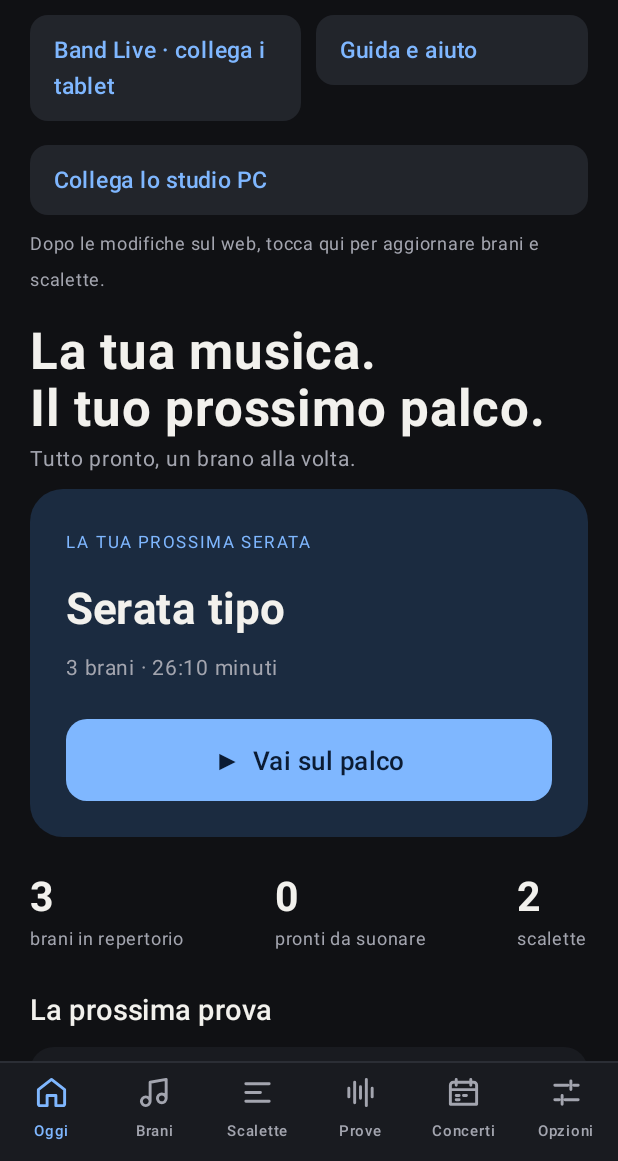
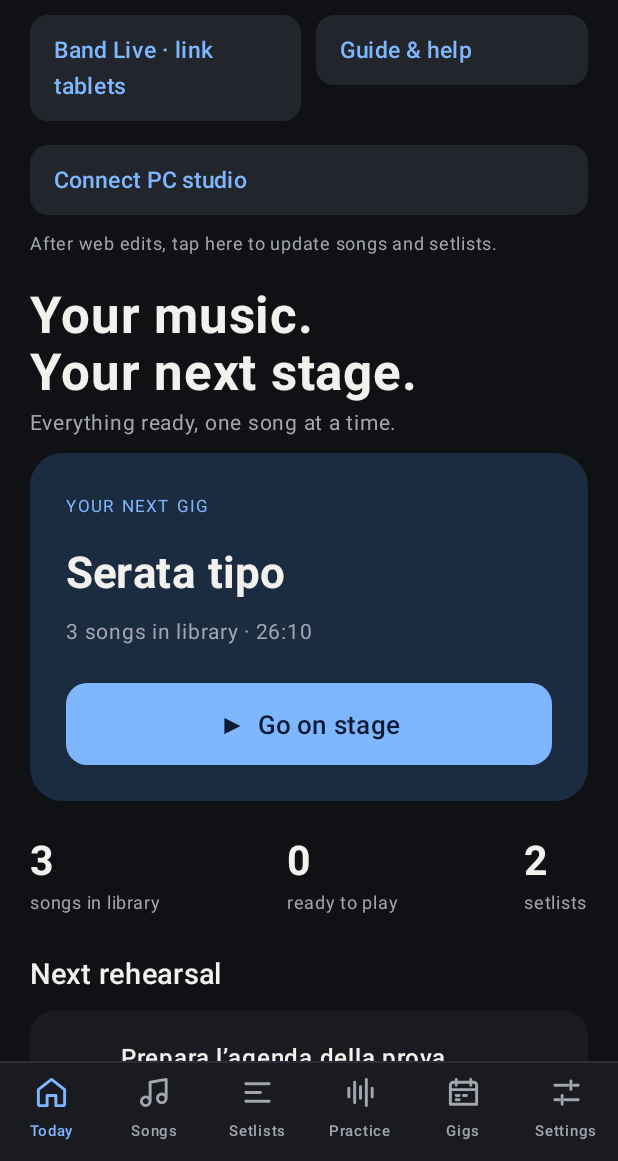
Before and after one commit to RobyPisco/StagePilot, an Android app built with Jetpack Compose: the screen it shows after launch (MainActivity), on a phone screen of 412 x 824 dp, the part 75-1236 px from its top. Run offline under Robolectric (Android 15) with nearby library versions, the phone set to English and light mode, and no system bars; pictures from the network do not load; 3 statements that could not run were skipped.

Commit message:
Multilingua (IT/EN/ES/FR/PT), guida adattata al tema Giorno, nome backup StagePilot e STATUS.md

```diff
--- a/app/src/main/java/it/stagepilot/app/data/Model.kt
+++ b/app/src/main/java/it/stagepilot/app/data/Model.kt
@@ -124,6 +124,8 @@ data class Options(
     val pedal: String = "song",
     /** "dark" (Palco) oppure "light" (Giorno) */
     val theme: String = "dark",
+    /** "auto", "it", "en", "es", "fr", "pt" */
+    val lang: String = "auto",
     val sort: String = "add",
     val liveSet: String = "",
     val liveIndex: Int = 0,
--- a/app/src/main/java/it/stagepilot/app/data/Normalize.kt
+++ b/app/src/main/java/it/stagepilot/app/data/Normalize.kt
@@ -49,6 +49,7 @@ fun normalizeOptions(o: Options): Options = o.copy(
     fs = clampInt(o.fs, 14, 48),
     pedal = if (o.pedal == "page") "page" else "song",
     theme = if (o.theme == "light") "light" else "dark",
+    lang = if (o.lang in listOf("auto", "it", "en", "es", "fr", "pt")) o.lang else "auto",
 )
 
 /** Un database sempre utilizzabile: almeno un gruppo, gruppo corrente valido. */
--- a/app/src/main/java/it/stagepilot/app/ui/Common.kt
+++ b/app/src/main/java/it/stagepilot/app/ui/Common.kt
@@ -118,12 +118,12 @@ fun TabBar(selected: Int, onSelect: (Int) -> Unit) {
         Box(Modifier.fillMaxWidth().height(1.dp).background(Palco.Line))
         Row(Modifier.fillMaxWidth()) {
             listOf(
-                Ic.Home to "Oggi",
-                Ic.Note to "Brani",
-                Ic.Struct to "Scalette",
-                Ic.Practice to "Prove",
-                Ic.Calendar to "Concerti",
-                Ic.Sliders to "Opzioni",
+                Ic.Home to Str.tabHome,
+                Ic.Note to Str.tabSongs,
+                Ic.Struct to Str.tabSets,
+                Ic.Practice to Str.tabPractice,
+                Ic.Calendar to Str.tabConcerts,
+                Ic.Sliders to Str.tabOptions,
             ).forEachIndexed { i, (icon, label) ->
                 val c = if (i == selected) Palco.Amber else Palco.Dim
                 Column(
--- a/app/src/main/java/it/stagepilot/app/ui/HomeScreen.kt
+++ b/app/src/main/java/it/stagepilot/app/ui/HomeScreen.kt
@@ -36,29 +36,29 @@ fun HomeScreen(db: DB, onStage: (String) -> Unit, onImport: () -> Unit, onConcer
         Column(Modifier.fillMaxSize().widthIn(max = 1000.dp).verticalScroll(rememberScrollState()).padding(bottom = 22.dp)) {
             BrandBar(band.name, onSettings)
             Row(Modifier.padding(horizontal=20.dp,vertical=8.dp).fillMaxWidth(),horizontalArrangement=Arrangement.spacedBy(10.dp)) {
-                GhostButton("Band Live · collega i tablet",Modifier.weight(1f),onClick=onBandLive)
-                GhostButton("Guida e aiuto",Modifier.weight(1f),onClick=onGuide)
+                GhostButton(Str.bandLiveBtn,Modifier.weight(1f),onClick=onBandLive)
+                GhostButton(Str.guideBtn,Modifier.weight(1f),onClick=onGuide)
             }
             Column(Modifier.fillMaxWidth().padding(horizontal = 20.dp, vertical = 8.dp)) {
-                GhostButton(if (pcBusy) "Sincronizzazione in corso…" else if (pcConfigured) "Sincronizza con il PC" else "Collega lo studio PC", Modifier.fillMaxWidth()) {
+                GhostButton(if (pcBusy) Str.syncBusy else if (pcConfigured) Str.syncNow else Str.connectPc, Modifier.fillMaxWidth()) {
                     if (!pcBusy) { if (pcConfigured) onSync() else onSettings() }
                 }
-                Text(pcStatus.ifBlank { "Dopo le modifiche sul web, tocca qui per aggiornare brani e scalette." }, color = Palco.Dim, fontFamily = Sans, fontSize = 12.sp, modifier = Modifier.padding(top = 7.dp))
+                Text(pcStatus.ifBlank { Str.syncHint }, color = Palco.Dim, fontFamily = Sans, fontSize = 12.sp, modifier = Modifier.padding(top = 7.dp))
             }
-            LargeTitle("La tua musica.\nIl tuo prossimo palco.", "Tutto pronto, un brano alla volta.")
+            LargeTitle(Str.homeTitle, Str.homeSub)
             Column(Modifier.padding(horizontal = 20.dp)) {
                 Column(Modifier.fillMaxWidth().clip(RoundedCornerShape(22.dp)).background(Palco.AmberDeep).padding(24.dp)) {
-                    Text(gig?.let { "${it.date} · ${it.time} · ${it.location}" } ?: "LA TUA PROSSIMA SERATA", color = Palco.Amber, fontFamily = Sans, fontSize = 11.sp, letterSpacing = 1.5.sp)
+                    Text(gig?.let { "${it.date} · ${it.time} · ${it.location}" } ?: Str.nextGigLabel, color = Palco.Amber, fontFamily = Sans, fontSize = 11.sp, letterSpacing = 1.5.sp)
                     Text(gig?.title ?: showSet?.name ?: "Prepara la prima scaletta", color = Palco.Ink, fontFamily = Sans, fontSize = 29.sp, fontWeight = FontWeight.Bold, modifier = Modifier.padding(top = 15.dp))
-                    Text("${prepared.tracks} brani · ${mmss(prepared.duration)}${if (prepared.missingDurations > 0) " + durate da definire" else " minuti"}", color = Palco.Dim, fontFamily = Sans, fontSize = 14.sp, modifier = Modifier.padding(top = 9.dp, bottom = 22.dp))
-                    AmberButton("▶  Vai sul palco", enabled = showSet?.items?.isNotEmpty() == true) { showSet?.let { onStage(it.id) } }
+                    Text("${prepared.tracks} ${Str.statSongs} · ${mmss(prepared.duration)}", color = Palco.Dim, fontFamily = Sans, fontSize = 14.sp, modifier = Modifier.padding(top = 9.dp, bottom = 22.dp))
+                    AmberButton(Str.goStage, enabled = showSet?.items?.isNotEmpty() == true) { showSet?.let { onStage(it.id) } }
                 }
                 Row(Modifier.fillMaxWidth().padding(vertical = 24.dp), horizontalArrangement = Arrangement.SpaceBetween) {
-                    Stat(band.songs.size.toString(), "brani in repertorio")
-                    Stat(ready.toString(), "pronti da suonare")
-                    Stat(band.sets.size.toString(), "scalette")
+                    Stat(band.songs.size.toString(), Str.statSongs)
+                    Stat(ready.toString(), Str.statReady)
+                    Stat(band.sets.size.toString(), Str.statSets)
                 }
-                Text("La prossima prova", color = Palco.Ink, fontFamily = Sans, fontSize = 19.sp, fontWeight = FontWeight.SemiBold, modifier = Modifier.padding(bottom = 12.dp))
+                Text(Str.nextPractice, color = Palco.Ink, fontFamily = Sans, fontSize = 19.sp, fontWeight = FontWeight.SemiBold, modifier = Modifier.padding(bottom = 12.dp))
                 Row(Modifier.fillMaxWidth().clip(RoundedCornerShape(16.dp)).background(Palco.Panel).clickable(onClick = onPractice).padding(19.dp), verticalAlignment = Alignment.CenterVertically) {
                     Icon(Ic.Note, null, tint = Palco.Purple, modifier = Modifier.size(26.dp))
                     Column(Modifier.weight(1f).padding(horizontal = 15.dp)) {
@@ -68,8 +68,8 @@ fun HomeScreen(db: DB, onStage: (String) -> Unit, onImport: () -> Unit, onConcer
                     Icon(Ic.Chevron, null, tint = Palco.Dim, modifier = Modifier.size(16.dp))
                 }
                 Row(Modifier.fillMaxWidth().padding(top = 17.dp), horizontalArrangement = Arrangement.spacedBy(10.dp)) {
-                    GhostButton("Importa un brano", Modifier.weight(1f), onClick = onImport)
-                    GhostButton("Prepara una serata", Modifier.weight(1f), onClick = onConcerts)
+                    GhostButton(Str.importSong, Modifier.weight(1f), onClick = onImport)
+                    GhostButton(Str.prepGig, Modifier.weight(1f), onClick = onConcerts)
                 }
             }
         }
--- /dev/null
+++ b/app/src/main/java/it/stagepilot/app/ui/I18n.kt
@@ -0,0 +1,123 @@
+package it.stagepilot.app.ui
+
+import androidx.compose.runtime.getValue
+import androidx.compose.runtime.mutableStateOf
+import androidx.compose.runtime.setValue
+import java.util.Locale
+
+val SUPPORTED_LANGS = listOf("auto", "it", "en", "es", "fr", "pt")
+
+/** Risolve la lingua effettiva ("it", "en", "es", "fr", "pt") a partire dalla
+ *  preferenza salvata e dalla lingua di sistema. */
+fun resolveLang(pref: String?, systemLang: String? = Locale.getDefault().language): String {
+    val p = (pref ?: "auto").lowercase(Locale.ROOT)
+    if (p in listOf("it", "en", "es", "fr", "pt")) return p
+    val sys = (systemLang ?: "en").lowercase(Locale.ROOT).take(2)
+    return if (sys in listOf("it", "en", "es", "fr", "pt")) sys else "en"
+}
+
+/** Stringhe reattive dell'interfaccia in 5 lingue (IT, EN, ES, FR, PT).
+ *  I ruoli salvati nel DB restano in italiano come chiavi; a schermo si traducono. */
+object Str {
+    var code by mutableStateOf("it"); private set
+
+    fun apply(pref: String?) {
+        code = resolveLang(pref)
+    }
+
+    private fun pick(it: String, en: String, es: String, fr: String, pt: String): String = when (code) {
+        "it" -> it
+        "es" -> es
+        "fr" -> fr
+        "pt" -> pt
+        else -> en
+    }
+
+    // Tabs
+    val tabHome get() = pick("Oggi", "Today", "Hoy", "Aujourd'hui", "Hoje")
+    val tabSongs get() = pick("Brani", "Songs", "Canciones", "Chansons", "Músicas")
+    val tabSets get() = pick("Scalette", "Setlists", "Listas", "Setlists", "Setlists")
+    val tabPractice get() = pick("Prove", "Practice", "Ensayos", "Répéts", "Ensaios")
+    val tabConcerts get() = pick("Concerti", "Gigs", "Conciertos", "Concerts", "Shows")
+    val tabOptions get() = pick("Opzioni", "Settings", "Ajustes", "Réglages", "Opções")
+
+    // Home
+    val bandLiveBtn get() = pick("Band Live · collega i tablet", "Band Live · link tablets", "Band Live · conectar tablets", "Band Live · relier tablettes", "Band Live · ligar tablets")
+    val guideBtn get() = pick("Guida e aiuto", "Guide & help", "Guía y ayuda", "Guide et aide", "Guia e ajuda")
+    val syncBusy get() = pick("Sincronizzazione in corso…", "Syncing…", "Sincronizando…", "Synchronisation…", "Sincronizando…")
+    val syncNow get() = pick("Sincronizza con il PC", "Sync with PC", "Sincronizar con PC", "Synchroniser avec le PC", "Sincronizar com o PC")
+    val connectPc get() = pick("Collega lo studio PC", "Connect PC studio", "Conectar estudio PC", "Relier le studio PC", "Ligar estúdio PC")
+    val syncHint get() = pick("Dopo le modifiche sul web, tocca qui per aggiornare brani e scalette.", "After web edits, tap here to update songs and setlists.", "Tras editar en la web, toca aquí para actualizar.", "Après des modifications web, touchez ici pour mettre à jour.", "Após editar na web, toque aqui para atualizar.")
+    val homeTitle get() = pick("La tua musica.\nIl tuo prossimo palco.", "Your music.\nYour next stage.", "Tu música.\nTu próximo escenario.", "Votre musique.\nVotre prochaine scène.", "Sua música.\nSeu próximo palco.")
+    val homeSub get() = pick("Tutto pronto, un brano alla volta.", "Everything ready, one song at a time.", "Todo listo, una canción a la vez.", "Tout est prêt, un morceau à la fois.", "Tudo pronto, uma música de cada vez.")
+    val nextGigLabel get() = pick("LA TUA PROSSIMA SERATA", "YOUR NEXT GIG", "TU PRÓXIMO CONCIERTO", "VOTRE PROCHAIN CONCERT", "SEU PRÓXIMO SHOW")
+    val goStage get() = pick("▶  Vai sul palco", "▶  Go on stage", "▶  Ir al escenario", "▶  Monter sur scène", "▶  Ir para o palco")
+    val statSongs get() = pick("brani in repertorio", "songs in library", "canciones", "morceaux", "músicas")
+    val statReady get() = pick("pronti da suonare", "ready to play", "listas para tocar", "prêts à jouer", "prontas")
+    val statSets get() = pick("scalette", "setlists", "listas", "setlists", "setlists")
+    val nextPractice get() = pick("La prossima prova", "Next rehearsal", "Próximo ensayo", "Prochaine répétition", "Próximo ensaio")
+    val importSong get() = pick("Importa un brano", "Import song", "Importar canción", "Importer un morceau", "Importar música")
+    val prepGig get() = pick("Prepara una serata", "Plan a gig", "Preparar concierto", "Préparer un concert", "Preparar um show")
+
+    // Settings
+    val optionsTitle get() = pick("Opzioni", "Settings", "Ajustes", "Réglages", "Opções")
+    val optionsSub get() = pick("Gruppo, scalette, lettura, guida e backup", "Band, setlists, reading, guide & backup", "Banda, listas, lectura, guía y respaldo", "Groupe, setlists, lecture, guide et sauvegarde", "Banda, setlists, leitura, guia e backup")
+    val guideCardTitle get() = pick("Guida interna e aiuto", "Built-in guide & help", "Guía interna y ayuda", "Guide intégré et aide", "Guia interno e ajuda")
+    val guideCardSub get() = pick("Spiega tutte le funzioni: palco, pedale, PDF, Band Live, dossier e backup.", "Explains all features: stage, pedal, PDF, Band Live, dossier & backup.", "Explica todas las funciones: escenario, pedal, PDF, Band Live y respaldo.", "Explique toutes les fonctions : scène, pédale, PDF, Band Live et sauvegarde.", "Explica todas as funções: palco, pedal, PDF, Band Live e backup.")
+    val secBand get() = pick("Gruppo", "Band", "Banda", "Groupe", "Banda")
+    val secSets get() = pick("Scalette", "Setlists", "Listas", "Setlists", "Setlists")
+    val secReading get() = pick("Come si legge", "Reading & stage", "Lectura y escenario", "Lecture et scène", "Leitura e palco")
+    val secBackup get() = pick("Backup", "Backup", "Respaldo", "Sauvegarde", "Backup")
+    val secStudio get() = pick("Studio web", "Web studio", "Estudio web", "Studio web", "Estúdio web")
+    val langLabel get() = pick("Lingua dell'interfaccia", "App language", "Idioma de la app", "Langue de l'application", "Idioma do app")
+    val langAuto get() = pick("Auto", "Auto", "Auto", "Auto", "Auto")
+    val themeHint get() = pick("Tema dell'app: Palco al buio, Giorno ad alto contrasto per esterni", "App theme: Stage for dark venues, Day high-contrast for outdoors", "Tema: Escenario para oscuridad, Día alto contraste para exterior", "Thème : Scène pour le noir, Jour contraste élevé en extérieur", "Tema: Palco no escuro, Dia alto contraste para externos")
+    val themeDark get() = pick("Palco (scuro)", "Stage (dark)", "Escenario (oscuro)", "Scène (sombre)", "Palco (escuro)")
+    val themeLight get() = pick("Giorno (chiaro)", "Day (light)", "Día (claro)", "Jour (clair)", "Dia (claro)")
+    val notationHint get() = pick("Notazione degli accordi", "Chord notation", "Notación de acordes", "Notation des accords", "Notação de acordes")
+    val accidHint get() = pick("Alterazioni: automatiche scelgono dalla tonalità (Si♭ in Fa, La# in Mi)", "Accidentals: automatic picks from key (B♭ in F, C# in D)", "Alteraciones: automáticas según la tonalidad", "Altérations : automatiques selon la tonalité", "Alterações: automáticas conforme a tonalidade")
+    val accidAuto get() = pick("Automatiche", "Automatic", "Automáticas", "Automatiques", "Automáticas")
+    val accidSharp get() = pick("Diesis", "Sharps", "Sostenidos", "Dièses", "Sustenidos")
+    val accidFlat get() = pick("Bemolli", "Flats", "Bemoles", "Bémols", "Bemóis")
+    val liveTextSize get() = pick("Corpo del testo in live", "Live text size", "Tamaño en vivo", "Taille en scène", "Tamanho ao vivo")
+    val togBar get() = pick("Barra dei sei comandi", "Six-button bar", "Barra de seis botones", "Barre à six boutons", "Barra de seis botões")
+    val togTimer get() = pick("Cronometro del set", "Set timer", "Cronómetro del set", "Chrono du set", "Cronômetro do set")
+    val togPulse get() = pick("Lampeggio dei BPM", "BPM visual pulse", "Pulso visual BPM", "Clignotement BPM", "Pulso visual BPM")
+    val togClick get() = pick("Click del metronomo", "Metronome click", "Clic del metrónomo", "Clic du métronome", "Clique do metrônomo")
+    val togCaps get() = pick("Testo in maiuscolo", "Uppercase lyrics", "Letra en mayúsculas", "Paroles en majuscules", "Letra em maiúsculas")
+    val togRoots get() = pick("Solo le note fondamentali", "Roots only", "Solo fundamentales", "Fondamentales seules", "Apenas fundamentais")
+    val togPlain get() = pick("Solo testo", "Lyrics only", "Solo letra", "Paroles seules", "Apenas letra")
+    val pedalHint get() = pick("Pedale Bluetooth / tastiera (frecce destra/sinistra e PagSu/PagGiù)", "Bluetooth pedal / keyboard (left/right arrows & PageUp/PageDown)", "Pedal Bluetooth / teclado (flechas izq/der y RePág/AvPág)", "Pédale Bluetooth / clavier (flèches gauche/droite et PageHaut/Bas)", "Pedal Bluetooth / teclado (setas esq/dir e PageUp/PageDown)")
+    val pedalSong get() = pick("Brano prec / succ", "Prev / next song", "Canción ant / sig", "Morceau préc / suiv", "Música ant / próx")
+    val pedalPage get() = pick("Scorri pagina", "Scroll half page", "Desplazar página", "Défiler demi-page", "Rolar meia página")
+    val exportBtn get() = pick("Esporta", "Export", "Exportar", "Exporter", "Exportar")
+    val importBtn get() = pick("Importa", "Import", "Importar", "Importer", "Importar")
+    val undoBtn get() = pick("Annulla ultima modifica", "Undo last change", "Deshacer último cambio", "Annuler la dernière modif", "Desfazer última alteração")
+
+    // Editor
+    val newSong get() = pick("Nuovo brano", "New song", "Nueva canción", "Nouveau morceau", "Nova música")
+    val editSong get() = pick("Modifica brano", "Edit song", "Editar canción", "Modifier le morceau", "Editar música")
+    val saveUpper get() = pick("SALVA", "SAVE", "GUARDAR", "SAUVER", "SALVAR")
+    val editMode get() = pick("Modifica", "Edit", "Editar", "Modifier", "Editar")
+    val previewMode get() = pick("Anteprima", "Preview", "Vista previa", "Aperçu", "Prévia")
+    val discardTitle get() = pick("Modifiche non salvate", "Unsaved changes", "Cambios sin guardar", "Modifications non sauvées", "Alterações não salvas")
+    val discardBtn get() = pick("Esci senza salvare", "Discard", "Salir sin guardar", "Quitter sans sauver", "Sair sem salvar")
+    val discardMsg get() = pick("Ci sono modifiche aperte su questo brano. Se esci adesso andranno perse.", "This song has unsaved changes. Leaving now will discard them.", "Hay cambios sin guardar en esta canción. Si sales ahora se perderán.", "Ce morceau a des modifications non sauvées. Elles seront perdues.", "Há alterações não salvas nesta música. Se sair agora serão perdidas.")
+
+    // Share dialog
+    val shareTitle get() = pick("Condividi la scaletta", "Share setlist", "Compartir lista", "Partager la setlist", "Compartilhar setlist")
+    val sharePdf get() = pick("PDF da palco (A4)", "Stage PDF (A4)", "PDF de escenario (A4)", "PDF de scène (A4)", "PDF de palco (A4)")
+    val shareText get() = pick("Solo elenco (testo)", "Text list only", "Solo lista (texto)", "Liste texte seule", "Apenas lista (texto)")
+
+    // Roles (DB keys stay Italian, UI translates cleanly)
+    fun role(r: String): String = when (r) {
+        "Tutti" -> pick("Tutti", "Everyone", "Todos", "Tous", "Todos")
+        "Voce" -> pick("Voce", "Vocals", "Voz", "Chant", "Voz")
+        "Chitarra" -> pick("Chitarra", "Guitar", "Guitarra", "Guitare", "Guitarra")
+        "Basso" -> pick("Basso", "Bass", "Bajo", "Basse", "Baixo")
+        "Tastiere" -> pick("Tastiere", "Keys", "Teclados", "Claviers", "Teclados")
+        "Batteria" -> pick("Batteria", "Drums", "Batería", "Batterie", "Bateria")
+        "Fiati" -> pick("Fiati", "Horns", "Vientos", "Cuivres", "Metais")
+        else -> r
+    }
+}
--- a/app/src/main/java/it/stagepilot/app/ui/Theme.kt
+++ b/app/src/main/java/it/stagepilot/app/ui/Theme.kt
@@ -83,8 +83,9 @@ val Mono = FontFamily(
 )
 
 @Composable
-fun StagePilotTheme(light: Boolean = false, content: @Composable () -> Unit) {
+fun StagePilotTheme(light: Boolean = false, lang: String = "auto", content: @Composable () -> Unit) {
     Palco.apply(light)
+    Str.apply(lang)
     val scheme = if (light) {
         lightColorScheme(
             primary = Palco.Amber,
```
Also changed, not shown: app/src/main/java/it/stagepilot/app/MainActivity.kt (+7 -6 lines), app/src/main/java/it/stagepilot/app/ui/EditorScreen.kt (+6 -6 lines), app/src/main/java/it/stagepilot/app/ui/GuideScreen.kt (+13 -4 lines), app/src/main/java/it/stagepilot/app/ui/SettingsScreen.kt (+30 -26 lines), 2 other files.
